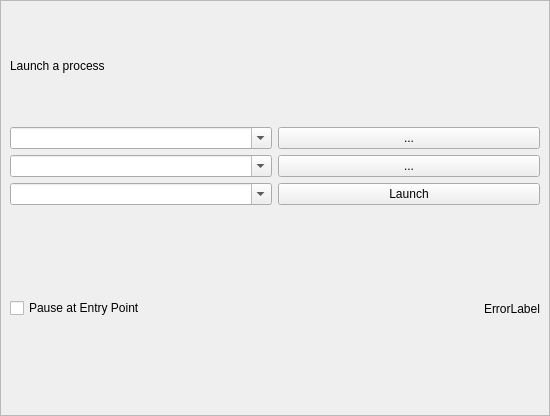
The window that src/SessionSetup/ProcessLauncherWidget.ui (pierricgimmig/orbit) describes before a commit, drawn with Qt 5.
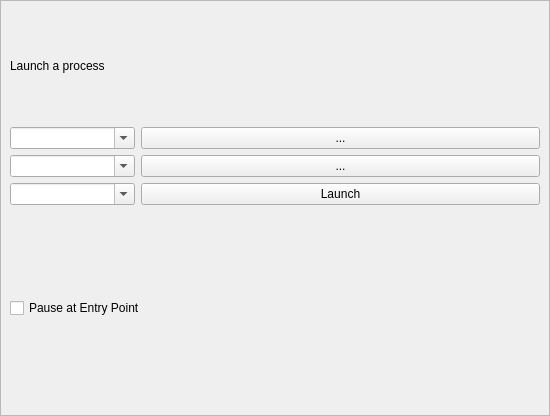
The same window after the commit.

What changed in the file:
```diff
--- a/src/SessionSetup/ProcessLauncherWidget.ui
+++ b/src/SessionSetup/ProcessLauncherWidget.ui
@@ -42,7 +42,7 @@
        <item row="0" column="0">
         <layout class="QVBoxLayout" name="verticalLayout">
          <item>
-          <layout class="QGridLayout" name="gridLayout_2">
+          <layout class="QGridLayout" name="gridLayout_2" columnstretch="0,90">
            <item row="0" column="0">
             <widget class="QLabel" name="LaunchProcessLabel">
              <property name="text">
@@ -55,6 +55,9 @@
              <property name="editable">
               <bool>true</bool>
              </property>
+             <property name="placeholderText">
+              <string>Process</string>
+             </property>
             </widget>
            </item>
            <item row="1" column="1">
@@ -69,6 +72,9 @@
              <property name="editable">
               <bool>true</bool>
              </property>
+             <property name="placeholderText">
+              <string>Working directory</string>
+             </property>
             </widget>
            </item>
            <item row="2" column="1">
@@ -83,6 +89,9 @@
              <property name="editable">
               <bool>true</bool>
              </property>
+             <property name="placeholderText">
+              <string>Arguments</string>
+             </property>
             </widget>
            </item>
            <item row="3" column="1">
@@ -122,7 +131,7 @@
            <item>
             <widget class="QLabel" name="ErrorLabel">
              <property name="text">
-              <string>ErrorLabel</string>
+              <string/>
              </property>
             </widget>
            </item>
```
